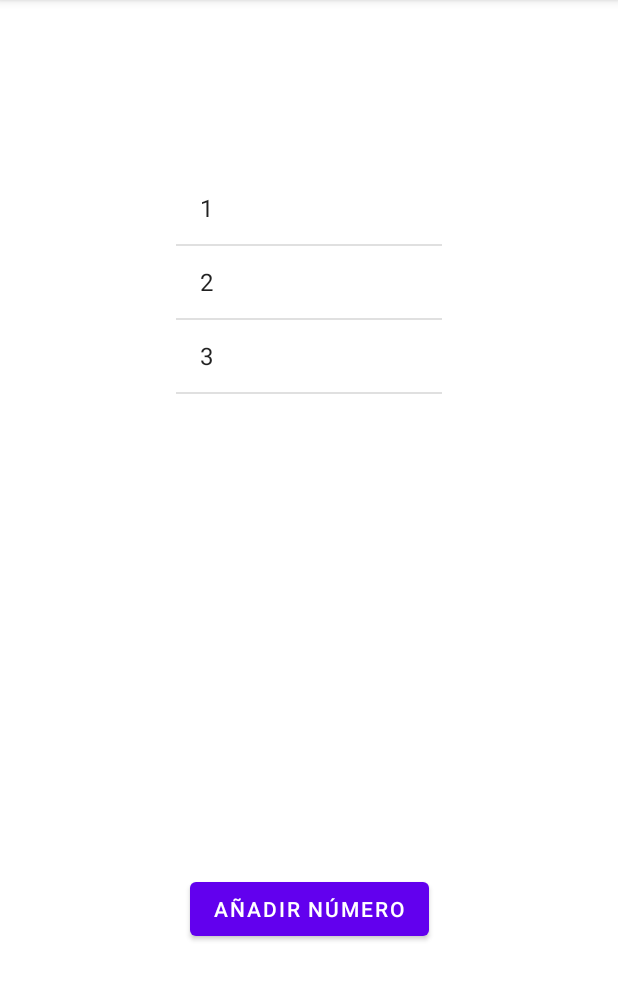
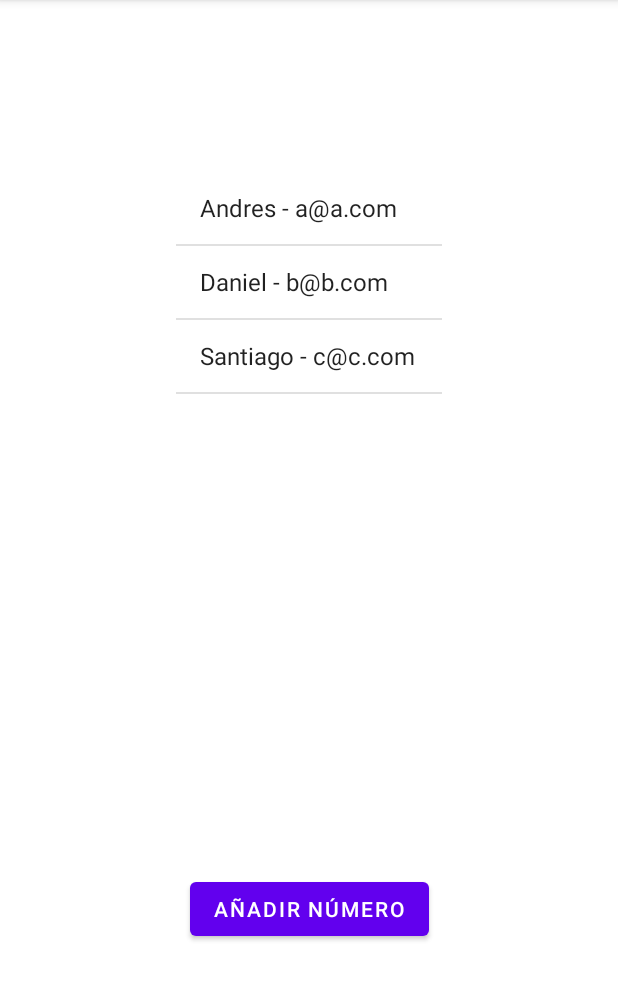
Before and after one commit to 2021-a-moviles-computacion/mov-comp-garcia-cuvi-andres-wladimir, an Android app: the screen it shows after launch (BListView), after a tap on "LIST VIEW", on a phone screen of 412 x 824 dp, the part 84-1085 px from its top. Run offline under Robolectric (Android 15) with nearby library versions, the phone set to English and light mode, and no system bars.

```diff
--- /dev/null
+++ b/02-android/app/src/main/java/com/example/moviles_computacion_2021_b/BBaseDatosMemoria.kt
@@ -0,0 +1,16 @@
+package com.example.moviles_computacion_2021_b
+
+class BBaseDatosMemoria {
+    companion object {
+        val arregloBEntrenador = arrayListOf<BEntrenador>()
+        init {
+            arregloBEntrenador
+                .add(BEntrenador("Andres", "a@a.com"))
+            arregloBEntrenador
+                .add(BEntrenador("Daniel", "b@b.com"),)
+            arregloBEntrenador
+                .add(BEntrenador("Santiago", "c@c.com"))
+
+        }
+    }
+}
--- /dev/null
+++ b/02-android/app/src/main/java/com/example/moviles_computacion_2021_b/BEntrenador.kt
@@ -0,0 +1,10 @@
+package com.example.moviles_computacion_2021_b
+
+class BEntrenador (val nombre: String,
+                   val descripcion: String) {
+
+    override fun toString(): String {
+        return "${nombre} - ${descripcion}"
+    }
+
+}
--- a/02-android/app/src/main/java/com/example/moviles_computacion_2021_b/BListView.kt
+++ b/02-android/app/src/main/java/com/example/moviles_computacion_2021_b/BListView.kt
@@ -2,20 +2,22 @@ package com.example.moviles_computacion_2021_b
 
 import androidx.appcompat.app.AppCompatActivity
 import android.os.Bundle
+import android.util.Log
+import android.view.ContextMenu
+import android.view.MenuItem
+import android.view.View
+import android.widget.AdapterView
 import android.widget.ArrayAdapter
 import android.widget.Button
 import android.widget.ListView
 
 class BListView : AppCompatActivity() {
+    var posicionItemSeleccionado = 0
     override fun onCreate(savedInstanceState: Bundle?) {
         super.onCreate(savedInstanceState)
         setContentView(R.layout.activity_blist_view)
 
-        val arregloNumeros = arrayListOf<Int>(
-            1,
-            2,
-            3
-        )
+        val arregloNumeros = BBaseDatosMemoria.arregloBEntrenador
 
         val adaptador = ArrayAdapter(
             this,
@@ -23,26 +25,76 @@ class BListView : AppCompatActivity() {
             arregloNumeros
         )
 
+
         val listViewEjemplo = findViewById<ListView>(R.id.ltvEjemplo)
         listViewEjemplo.adapter = adaptador
 
         val btnAnadirNumero = findViewById<Button>(R.id.btnAnadirNumero)
         btnAnadirNumero.setOnClickListener{anadirItemsAListView(
-            1,
+            BEntrenador("Prueba","d@d.com"),
             arregloNumeros,
             adaptador
         )}
 
 
+        listViewEjemplo
+            .setOnItemClickListener { adapterView, view, posicion, id ->
+                Log.i( "list-view", "Dio click ${posicion}")
+            }
+        listViewEjemplo
+            .setOnItemLongClickListener { adapterView, view, posicion, id ->
+                Log.i( "list-view", "Dio click ${posicion}")
+                return@setOnItemLongClickListener true
+            }
+
+
     }
 
+    override fun onCreateContextMenu(
+        menu: ContextMenu?,
+        v: View?,
+        menuInfo: ContextMenu.ContextMenuInfo?
+    ) {
+        super.onCreateContextMenu(menu, v, menuInfo)
+
+        val inflater = menuInflater
+        inflater.inflate(R.menu.menu,menu)
+
+        val info = menuInfo as AdapterView.AdapterContextMenuInfo
+        val id = info.position
+        posicionItemSeleccionado = id
+        Log.i("list-view", "List view ${posicionItemSeleccionado}")
+        Log.i("list-view", "Entrenador ${BBaseDatosMemoria.arregloBEntrenador[id]}")
+    }
+
+
     fun anadirItemsAListView(
-        valor: Int,
-        arreglo: ArrayList<Int>,
-        adaptador: ArrayAdapter<Int>
+        valor: BEntrenador,
+        arreglo: ArrayList<BEntrenador>,
+        adaptador: ArrayAdapter<BEntrenador>
     ){
         arreglo.add(valor)
         adaptador.notifyDataSetChanged()        //Actualiza la interfaz
     }
 
+    override fun onContextItemSelected(item: MenuItem): Boolean {
+        return when (item?.itemId){
+            //Editar
+                R.id.miEditar -> {
+                    Log.i("list-view", "Editar ${BBaseDatosMemoria.arregloBEntrenador[
+                            posicionItemSeleccionado
+                    ]}")
+                    return true
+                }
+            //Eliminar
+            R.id.miEliminar -> {
+                Log.i("list-view", "Eliminar ${BBaseDatosMemoria.arregloBEntrenador[
+                        posicionItemSeleccionado
+                ]}")
+                return true
+            }
+
+            else -> super.onContextItemSelected(item)
+        }
+    }
 }
--- a/02-android/app/src/main/res/menu/menu.xml
+++ b/02-android/app/src/main/res/menu/menu.xml
@@ -1,4 +1,10 @@
 <?xml version="1.0" encoding="utf-8"?>
 <menu xmlns:android="http://schemas.android.com/apk/res/android">
 
+    <item
+        android:id="@+id/miEditar"
+        android:title="Editar" />
+    <item
+        android:id="@+id/miEliminar"
+        android:title="Eliminar" />
 </menu>
```
Also changed, not shown: 02-android/app/src/main/AndroidManifest.xml (+9 -1 lines).
